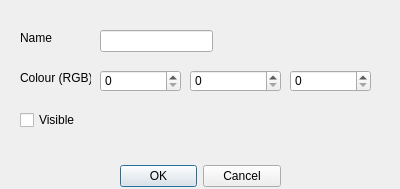
The window that partpropertiesdialog.ui (br-je/2025_group_8) describes before a commit, drawn with Qt 5.
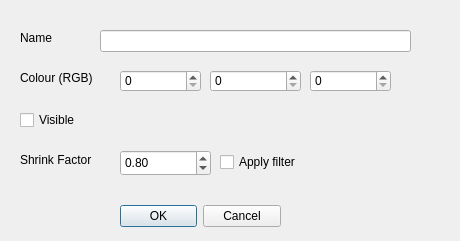
The same window after the commit.

Commit message: Added recursive shrink filter for model parts

Patch:
```diff
--- a/partpropertiesdialog.ui
+++ b/partpropertiesdialog.ui
@@ -6,8 +6,8 @@
    <rect>
     <x>0</x>
     <y>0</y>
-    <width>400</width>
-    <height>189</height>
+    <width>460</width>
+    <height>241</height>
    </rect>
   </property>
   <property name="windowTitle">
@@ -17,7 +17,7 @@
    <property name="geometry">
     <rect>
      <x>120</x>
-     <y>160</y>
+     <y>200</y>
      <width>161</width>
      <height>32</height>
     </rect>
@@ -47,7 +47,7 @@
     <rect>
      <x>100</x>
      <y>30</y>
-     <width>113</width>
+     <width>311</width>
      <height>22</height>
     </rect>
    </property>
@@ -57,7 +57,7 @@
     <rect>
      <x>20</x>
      <y>70</y>
-     <width>71</width>
+     <width>91</width>
      <height>16</height>
     </rect>
    </property>
@@ -68,7 +68,7 @@
   <widget class="QSpinBox" name="redSpinBox">
    <property name="geometry">
     <rect>
-     <x>100</x>
+     <x>120</x>
      <y>70</y>
      <width>81</width>
      <height>22</height>
@@ -81,7 +81,7 @@
   <widget class="QSpinBox" name="greenSpinBox">
    <property name="geometry">
     <rect>
-     <x>190</x>
+     <x>210</x>
      <y>70</y>
      <width>91</width>
      <height>22</height>
@@ -94,7 +94,7 @@
   <widget class="QSpinBox" name="blueSpinBox">
    <property name="geometry">
     <rect>
-     <x>290</x>
+     <x>310</x>
      <y>70</y>
      <width>81</width>
      <height>22</height>
@@ -120,6 +120,54 @@
     <bool>false</bool>
    </property>
   </widget>
+  <widget class="QLabel" name="label_3">
+   <property name="geometry">
+    <rect>
+     <x>20</x>
+     <y>150</y>
+     <width>91</width>
+     <height>20</height>
+    </rect>
+   </property>
+   <property name="text">
+    <string>Shrink Factor</string>
+   </property>
+  </widget>
+  <widget class="QDoubleSpinBox" name="shrinkFactorSpinBox">
+   <property name="geometry">
+    <rect>
+     <x>120</x>
+     <y>150</y>
+     <width>91</width>
+     <height>26</height>
+    </rect>
+   </property>
+   <property name="minimum">
+    <double>0.100000000000000</double>
+   </property>
+   <property name="maximum">
+    <double>1.000000000000000</double>
+   </property>
+   <property name="singleStep">
+    <double>0.050000000000000</double>
+   </property>
+   <property name="value">
+    <double>0.800000000000000</double>
+   </property>
+  </widget>
+  <widget class="QCheckBox" name="shrinkCheckBox">
+   <property name="geometry">
+    <rect>
+     <x>220</x>
+     <y>150</y>
+     <width>111</width>
+     <height>24</height>
+    </rect>
+   </property>
+   <property name="text">
+    <string>Apply filter</string>
+   </property>
+  </widget>
  </widget>
  <resources/>
  <connections>
```
The commit also changes 5 other files.
